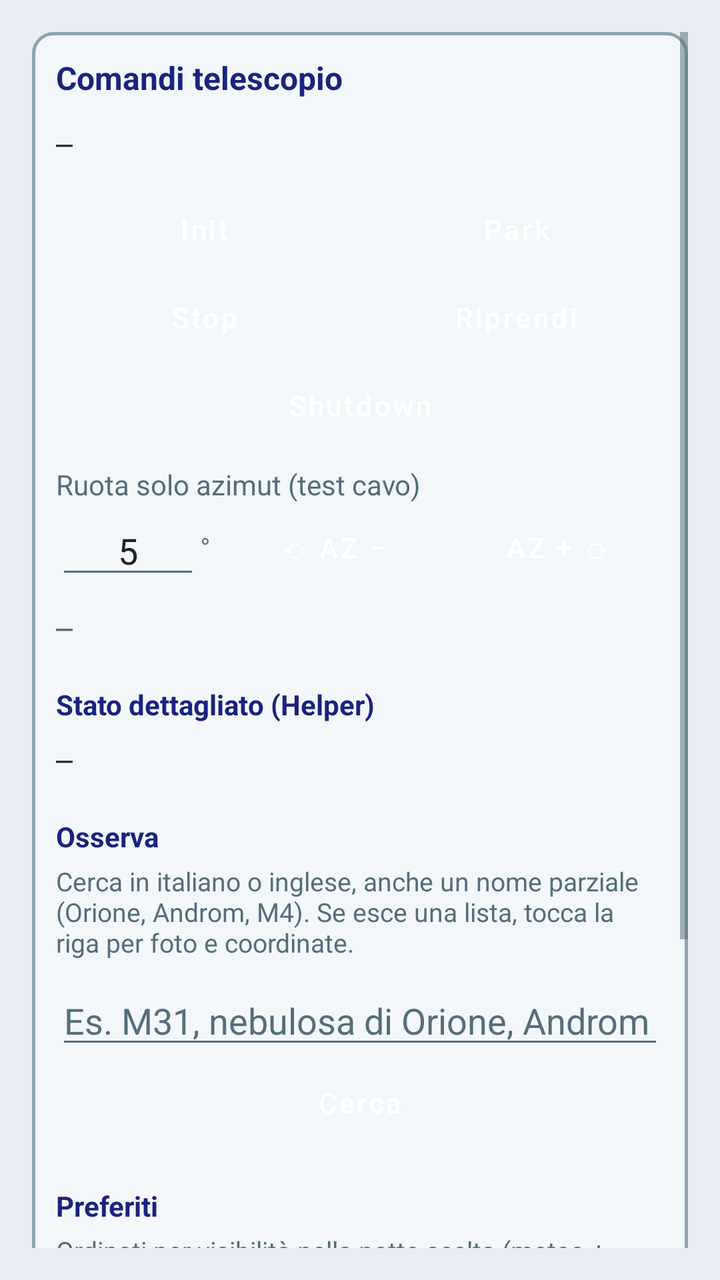
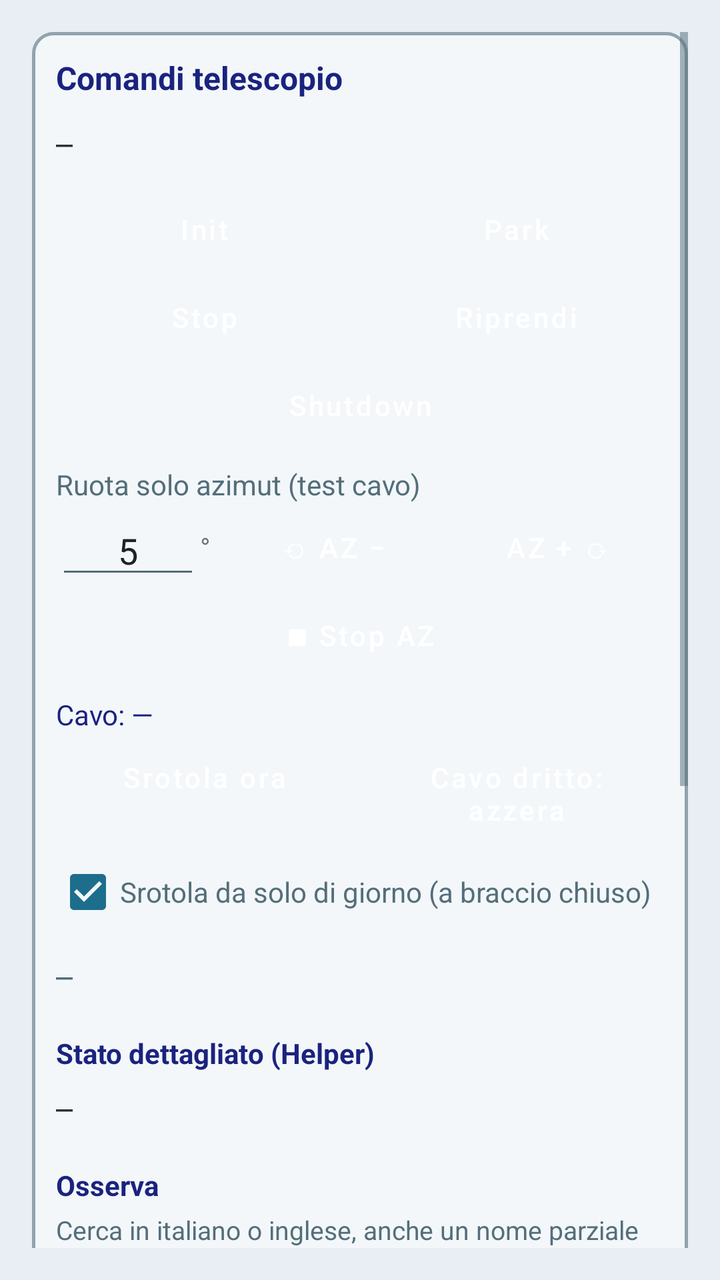

Two renders of the same Android screen: before a commit and after it. Below are the layout's source before the change and the commit's diff.
<!-- AndroidManifest.xml: application theme Theme.VesperaControl -->
<!-- res/layout/fragment_telescopio.xml -->
<?xml version="1.0" encoding="utf-8"?>
<ScrollView xmlns:android="http://schemas.android.com/apk/res/android"
    android:id="@+id/scrollTelescopio"
    android:layout_width="match_parent"
    android:layout_height="match_parent"
    android:background="@color/vespera_bg"
    android:padding="16dp">

    <LinearLayout
        android:layout_width="match_parent"
        android:layout_height="wrap_content"
        android:orientation="vertical"
        android:background="@drawable/bg_section_panel"
        android:padding="12dp">

        <TextView
            android:layout_width="match_parent"
            android:layout_height="wrap_content"
            android:text="@string/card_telescope"
            android:textColor="@color/vespera_title"
            android:textSize="16sp"
            android:textStyle="bold" />

        <TextView
            android:id="@+id/textTelStatus"
            android:layout_width="match_parent"
            android:layout_height="wrap_content"
            android:layout_marginTop="12dp"
            android:fontFamily="monospace"
            android:text="—"
            android:textColor="@color/vespera_text_secondary" />

        <LinearLayout
            android:layout_width="match_parent"
            android:layout_height="wrap_content"
            android:layout_marginTop="12dp"
            android:orientation="horizontal">

            <Button
                android:id="@+id/btnUnpark"
                style="@style/Widget.Vespera.Button.Primary"
                android:layout_width="0dp"
                android:layout_height="wrap_content"
                android:layout_weight="1"
                android:text="@string/btn_unpark" />

            <Button
                android:id="@+id/btnPark"
                style="@style/Widget.Vespera.Button.Primary"
                android:layout_width="0dp"
                android:layout_height="wrap_content"
                android:layout_marginStart="8dp"
                android:layout_weight="1"
                android:text="@string/btn_park" />
        </LinearLayout>

        <LinearLayout
            android:layout_width="match_parent"
            android:layout_height="wrap_content"
            android:orientation="horizontal">

            <Button
                android:id="@+id/btnAbort"
                style="@style/Widget.Vespera.Button.Danger"
                android:layout_width="0dp"
                android:layout_height="wrap_content"
                android:layout_weight="1"
                android:text="@string/btn_abort" />

            <Button
                android:id="@+id/btnGoto"
                style="@style/Widget.Vespera.Button.Primary"
                android:layout_width="0dp"
                android:layout_height="wrap_content"
                android:layout_marginStart="8dp"
                android:layout_weight="1"
                android:text="@string/btn_goto" />
        </LinearLayout>

        <Button
            android:id="@+id/btnShutdown"
            style="@style/Widget.Vespera.Button.Warn"
            android:layout_width="match_parent"
            android:layout_height="wrap_content"
            android:text="@string/btn_shutdown" />

        <TextView
            android:layout_width="match_parent"
            android:layout_height="wrap_content"
            android:layout_marginTop="8dp"
            android:text="Ruota solo azimut (test cavo)"
            android:textColor="@color/vespera_muted" />

        <LinearLayout
            android:layout_width="match_parent"
            android:layout_height="wrap_content"
            android:gravity="center_vertical"
            android:orientation="horizontal">

            <EditText
                android:id="@+id/editAzStep"
                android:layout_width="72dp"
                android:layout_height="wrap_content"
                android:gravity="center"
                android:hint="°"
                android:importantForAutofill="no"
                android:inputType="numberDecimal"
                android:text="5" />

            <TextView
                android:layout_width="wrap_content"
                android:layout_height="wrap_content"
                android:layout_marginEnd="8dp"
                android:text="°" />

            <Button
                android:id="@+id/btnAzMinus"
                style="@style/Widget.Vespera.Button.Primary"
                android:layout_width="0dp"
                android:layout_height="wrap_content"
                android:layout_weight="1"
                android:text="⟲ AZ −" />

            <Button
                android:id="@+id/btnAzPlus"
                style="@style/Widget.Vespera.Button.Primary"
                android:layout_width="0dp"
                android:layout_height="wrap_content"
                android:layout_marginStart="8dp"
                android:layout_weight="1"
                android:text="AZ + ⟳" />
        </LinearLayout>

        <TextView
            android:id="@+id/textTelescopioLog"
            android:layout_width="match_parent"
            android:layout_height="wrap_content"
            android:layout_marginTop="8dp"
            android:fontFamily="monospace"
            android:text="—"
            android:textColor="@color/vespera_muted" />

        <TextView
            android:layout_width="match_parent"
            android:layout_height="wrap_content"
            android:layout_marginTop="20dp"
            android:text="@string/telescope_section_details"
            android:textColor="@color/vespera_title"
            android:textStyle="bold" />

        <TextView
            android:id="@+id/textTelDetails"
            android:layout_width="match_parent"
            android:layout_height="wrap_content"
            android:layout_marginTop="8dp"
            android:fontFamily="monospace"
            android:lineSpacingExtra="2dp"
            android:text="—"
            android:textColor="@color/vespera_text_secondary" />

        <TextView
            android:layout_width="match_parent"
            android:layout_height="wrap_content"
            android:layout_marginTop="20dp"
            android:text="@string/telescope_section_observe"
            android:textColor="@color/vespera_title"
            android:textStyle="bold" />

        <TextView
            android:layout_width="match_parent"
            android:layout_height="wrap_content"
            android:layout_marginTop="4dp"
            android:text="@string/telescope_observe_hint"
            android:textColor="@color/vespera_muted"
            android:textSize="13sp" />

        <EditText
            android:id="@+id/editObserveQuery"
            android:layout_width="match_parent"
            android:layout_height="wrap_content"
            android:layout_marginTop="8dp"
            android:hint="@string/telescope_observe_query_hint"
            android:imeOptions="actionSearch"
            android:inputType="text"
            android:singleLine="true"
            android:textColor="@color/vespera_text"
            android:textColorHint="@color/vespera_muted" />

        <Button
            android:id="@+id/btnObserveSearch"
            style="@style/Widget.Vespera.Button.Primary"
            android:layout_width="match_parent"
            android:layout_height="wrap_content"
            android:text="@string/telescope_observe_search" />

        <TextView
            android:id="@+id/textObserveVisibility"
            android:layout_width="match_parent"
            android:layout_height="wrap_content"
            android:layout_marginTop="8dp"
            android:textColor="@color/vespera_text_secondary"
            android:textSize="13sp"
            android:visibility="gone" />

        <LinearLayout
            android:id="@+id/listObserveHits"
            android:layout_width="match_parent"
            android:layout_height="wrap_content"
            android:layout_marginTop="8dp"
            android:orientation="vertical"
            android:visibility="gone" />

        <ImageView
            android:id="@+id/imageObservePreview"
            android:layout_width="match_parent"
            android:layout_height="wrap_content"
            android:layout_marginTop="8dp"
            android:adjustViewBounds="true"
            android:background="@color/vespera_bg"
            android:contentDescription="@string/label_preview"
            android:maxHeight="280dp"
            android:scaleType="fitCenter"
            android:visibility="gone" />

        <TextView
            android:id="@+id/textObserveDetails"
            android:layout_width="match_parent"
            android:layout_height="wrap_content"
            android:layout_marginTop="8dp"
            android:textColor="@color/vespera_text_secondary"
            android:visibility="gone" />

        <Button
            android:id="@+id/btnFavToggle"
            style="@style/Widget.Vespera.Button.Slate"
            android:layout_width="match_parent"
            android:layout_height="wrap_content"
            android:layout_marginTop="4dp"
            android:text="@string/fav_add"
            android:visibility="gone" />

        <TextView
            android:id="@+id/textObserveSession"
            android:layout_width="match_parent"
            android:layout_height="wrap_content"
            android:layout_marginTop="4dp"
            android:textColor="@color/vespera_muted"
            android:textSize="13sp"
            android:visibility="gone" />

        <Button
            android:id="@+id/btnObserveStart"
            style="@style/Widget.Vespera.Button.Primary"
            android:layout_width="match_parent"
            android:layout_height="wrap_content"
            android:layout_marginTop="8dp"
            android:text="@string/telescope_observe_start"
            android:visibility="gone" />

        <Button
            android:id="@+id/btnObserveContinue"
            style="@style/Widget.Vespera.Button.Slate"
            android:layout_width="match_parent"
            android:layout_height="wrap_content"
            android:text="@string/telescope_observe_continue"
            android:visibility="gone" />

        <TextView
            android:id="@+id/textObserveResult"
            android:layout_width="match_parent"
            android:layout_height="wrap_content"
            android:layout_marginTop="8dp"
            android:textColor="@color/vespera_muted"
            android:visibility="gone" />

        <TextView
            android:id="@+id/textFavTitle"
            android:layout_width="match_parent"
            android:layout_height="wrap_content"
            android:layout_marginTop="20dp"
            android:text="@string/fav_section"
            android:textColor="@color/vespera_title"
            android:textStyle="bold" />

        <TextView
            android:layout_width="match_parent"
            android:layout_height="wrap_content"
            android:layout_marginTop="4dp"
            android:text="@string/fav_hint"
            android:textColor="@color/vespera_muted"
            android:textSize="13sp" />

        <LinearLayout
            android:layout_width="match_parent"
            android:layout_height="wrap_content"
            android:layout_marginTop="8dp"
            android:gravity="center_vertical"
            android:orientation="horizontal">

            <Button
                android:id="@+id/btnFavPrev"
                style="@style/Widget.Vespera.Button.Slate"
                android:layout_width="56dp"
                android:layout_height="wrap_content"
                android:text="‹"
                android:textSize="20sp" />

            <TextView
                android:id="@+id/textFavDay"
                android:layout_width="0dp"
                android:layout_height="wrap_content"
                android:layout_weight="1"
                android:gravity="center"
                android:textColor="@color/vespera_text"
                android:textStyle="bold" />

            <Button
                android:id="@+id/btnFavNext"
                style="@style/Widget.Vespera.Button.Slate"
                android:layout_width="56dp"
                android:layout_height="wrap_content"
                android:text="›"
                android:textSize="20sp" />
        </LinearLayout>

        <TextView
            android:id="@+id/textFavStatus"
            android:layout_width="match_parent"
            android:layout_height="wrap_content"
            android:layout_marginTop="4dp"
            android:textColor="@color/vespera_muted"
            android:textSize="13sp" />

        <LinearLayout
            android:id="@+id/listFavorites"
            android:layout_width="match_parent"
            android:layout_height="wrap_content"
            android:layout_marginTop="6dp"
            android:orientation="vertical" />

        <Button
            android:id="@+id/btnPlan"
            style="@style/Widget.Vespera.Button.Primary"
            android:layout_width="match_parent"
            android:layout_height="wrap_content"
            android:layout_marginTop="8dp"
            android:text="@string/plan_make" />

        <TextView
            android:id="@+id/textPlan"
            android:layout_width="match_parent"
            android:layout_height="wrap_content"
            android:layout_marginTop="6dp"
            android:textColor="@color/vespera_text_secondary"
            android:textSize="13sp"
            android:visibility="gone" />

        <LinearLayout
            android:id="@+id/listPlanPeriods"
            android:layout_width="match_parent"
            android:layout_height="wrap_content"
            android:layout_marginTop="4dp"
            android:orientation="vertical" />

        <Button
            android:id="@+id/btnPlanPropose"
            style="@style/Widget.Vespera.Button.Slate"
            android:layout_width="match_parent"
            android:layout_height="wrap_content"
            android:text="@string/plan_propose"
            android:visibility="gone" />

        <LinearLayout
            android:id="@+id/rowPlanActions"
            android:layout_width="match_parent"
            android:layout_height="wrap_content"
            android:orientation="horizontal"
            android:visibility="gone">

            <Button
                android:id="@+id/btnPlanSave"
                style="@style/Widget.Vespera.Button.Slate"
                android:layout_width="0dp"
                android:layout_height="wrap_content"
                android:layout_weight="1"
                android:text="@string/plan_save" />

            <Button
                android:id="@+id/btnPlanSend"
                style="@style/Widget.Vespera.Button.Primary"
                android:layout_width="0dp"
                android:layout_height="wrap_content"
                android:layout_marginStart="8dp"
                android:layout_weight="1"
                android:text="@string/plan_send" />
        </LinearLayout>

        <Button
            android:id="@+id/btnPlanDelete"
            style="@style/Widget.Vespera.Button.Danger"
            android:layout_width="match_parent"
            android:layout_height="wrap_content"
            android:text="@string/plan_delete"
            android:visibility="gone" />

        <TextView
            android:layout_width="match_parent"
            android:layout_height="wrap_content"
            android:layout_marginTop="12dp"
            android:text="@string/plan_helper_title"
            android:textColor="@color/vespera_title"
            android:textStyle="bold" />

        <TextView
            android:id="@+id/textPlanHelper"
            android:layout_width="match_parent"
            android:layout_height="wrap_content"
            android:layout_marginTop="4dp"
            android:textColor="@color/vespera_text"
            android:textSize="14sp" />

        <Button
            android:id="@+id/btnPlanCancel"
            style="@style/Widget.Vespera.Button.Warn"
            android:layout_width="match_parent"
            android:layout_height="wrap_content"
            android:text="@string/plan_cancel"
            android:visibility="gone" />

        <TextView
            android:id="@+id/textPlansTitle"
            android:layout_width="match_parent"
            android:layout_height="wrap_content"
            android:layout_marginTop="12dp"
            android:text="@string/plan_saved"
            android:textColor="@color/vespera_title"
            android:textStyle="bold"
            android:visibility="gone" />

        <LinearLayout
            android:id="@+id/listPlans"
            android:layout_width="match_parent"
            android:layout_height="wrap_content"
            android:layout_marginTop="4dp"
            android:orientation="vertical" />
    </LinearLayout>
</ScrollView>
<!-- resources referenced by this layout -->
<resources>
  <color name="vespera_bg">#FFE8EEF4</color>
  <color name="vespera_muted">#FF546E7A</color>
  <color name="vespera_text">#FF212121</color>
  <color name="vespera_text_secondary">#FF263238</color>
  <color name="vespera_title">#FF1A237E</color>
  <!-- drawable bg_section_panel (drawable) -->
  <?xml version="1.0" encoding="utf-8"?>
  <shape xmlns:android="http://schemas.android.com/apk/res/android"
      android:shape="rectangle">
      <solid android:color="@color/vespera_surface" />
      <corners android:radius="10dp" />
      <stroke
          android:width="1.5dp"
          android:color="@color/vespera_panel_stroke" />
  </shape>
  <string name="btn_abort">Stop</string>
  <string name="btn_goto">Riprendi</string>
  <string name="btn_park">Park</string>
  <string name="btn_shutdown">Shutdown</string>
  <string name="btn_unpark">Init</string>
  <string name="card_telescope">Comandi telescopio</string>
  <string name="fav_add">☆ Aggiungi ai preferiti</string>
  <string name="fav_hint">Ordinati per visibilità nella notte scelta (meteo + altezza). Tocca un oggetto per aprirlo.</string>
  <string name="fav_section">Preferiti</string>
  <string name="label_preview">Anteprima</string>
  <string name="plan_cancel">Annulla piano sull\'Helper</string>
  <string name="plan_delete">Elimina piano salvato</string>
  <string name="plan_helper_title">Piano caricato sull\'Helper</string>
  <string name="plan_make">Piano della notte (oggetti spuntati)</string>
  <string name="plan_propose">Proposta automatica</string>
  <string name="plan_save">Salva piano</string>
  <string name="plan_saved">Piani salvati</string>
  <string name="plan_send">Carica sull\'Helper</string>
  <string name="telescope_observe_continue">Continua multi-notte</string>
  <string name="telescope_observe_hint">Cerca in italiano o inglese, anche un nome parziale (Orione, Androm, M4). Se esce una lista, tocca la riga per foto e coordinate.</string>
  <string name="telescope_observe_query_hint">Es. M31, nebulosa di Orione, Androm</string>
  <string name="telescope_observe_search">Cerca</string>
  <string name="telescope_observe_start">Avvia</string>
  <string name="telescope_section_details">Stato dettagliato (Helper)</string>
  <string name="telescope_section_observe">Osserva</string>
  <style name="Widget.Vespera.Button.Danger" parent="Widget.Vespera.Button.Slate">
          <item name="backgroundTint">@color/vespera_rose</item>
      </style>
  <style name="Widget.Vespera.Button.Primary" parent="Widget.Vespera.Button.Slate">
          <item name="backgroundTint">@color/vespera_green</item>
      </style>
  <style name="Widget.Vespera.Button.Slate" parent="Widget.MaterialComponents.Button">
          <item name="backgroundTint">@color/vespera_slate</item>
          <item name="android:textColor">@color/white</item>
          <item name="cornerRadius">6dp</item>
          <item name="android:textAllCaps">false</item>
          <item name="android:minHeight">44dp</item>
          <item name="android:paddingTop">10dp</item>
          <item name="android:paddingBottom">10dp</item>
      </style>
  <style name="Widget.Vespera.Button.Warn" parent="Widget.Vespera.Button.Slate">
          <item name="backgroundTint">@color/vespera_terracotta</item>
      </style>
  <color name="vespera_surface">#FFF3F7FA</color>
  <color name="vespera_panel_stroke">#FF90A4AE</color>
  <color name="vespera_rose">#FFB05757</color>
  <color name="vespera_green">#FF3B7F55</color>
  <color name="vespera_slate">#FF4A6F86</color>
  <color name="white">#FFFFFFFF</color>
  <color name="vespera_terracotta">#FFC0724A</color>
  <color name="vespera_accent">#FF1C6E8C</color>
  <!-- unchanged entries left out for length: 1 -->
</resources>

<!-- the commit's change to res/layout/fragment_telescopio.xml (unified diff, before → after) -->
@@ -131,6 +131,52 @@
                 android:text="AZ + ⟳" />
         </LinearLayout>
 
+        <Button
+            android:id="@+id/btnAzStop"
+            style="@style/Widget.Vespera.Button.Danger"
+            android:layout_width="match_parent"
+            android:layout_height="wrap_content"
+            android:text="■ Stop AZ" />
+
+        <TextView
+            android:id="@+id/textCable"
+            android:layout_width="match_parent"
+            android:layout_height="wrap_content"
+            android:layout_marginTop="8dp"
+            android:text="Cavo: —"
+            android:textColor="@color/vespera_title" />
+
+        <LinearLayout
+            android:layout_width="match_parent"
+            android:layout_height="wrap_content"
+            android:orientation="horizontal">
+
+            <Button
+                android:id="@+id/btnCableUnwind"
+                style="@style/Widget.Vespera.Button.Primary"
+                android:layout_width="0dp"
+                android:layout_height="wrap_content"
+                android:layout_weight="1"
+                android:text="Srotola ora" />
+
+            <Button
+                android:id="@+id/btnCableZero"
+                style="@style/Widget.Vespera.Button.Primary"
+                android:layout_width="0dp"
+                android:layout_height="wrap_content"
+                android:layout_marginStart="8dp"
+                android:layout_weight="1"
+                android:text="Cavo dritto: azzera" />
+        </LinearLayout>
+
+        <CheckBox
+            android:id="@+id/checkCableAuto"
+            android:layout_width="match_parent"
+            android:layout_height="wrap_content"
+            android:checked="true"
+            android:text="Srotola da solo di giorno (a braccio chiuso)"
+            android:textColor="@color/vespera_muted" />
+
         <TextView
             android:id="@+id/textTelescopioLog"
             android:layout_width="match_parent"
